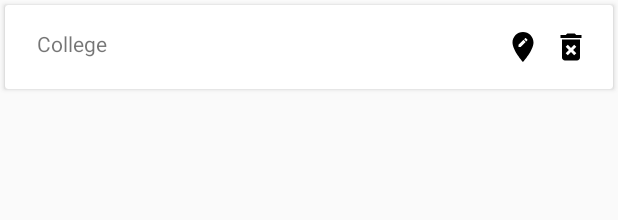
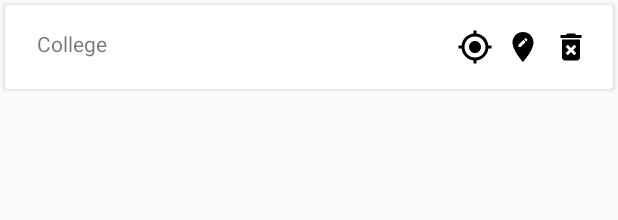
Before and after one commit to Anitastha/LocationAlertApplication, an Android app: the layout layout_lonlat.xml on its own in the app's theme, with its tools: preview values and no code run, on a phone screen of 412 x 824 dp. Shown: the top 220 px of the screen. Run offline under Robolectric (Android 15) with nearby library versions, the phone set to English and light mode, and no system bars.

Commit message:
update layout file

```diff
--- a/app/build.gradle
+++ b/app/build.gradle
@@ -26,7 +26,7 @@ dependencies {
     implementation 'com.google.android.gms:play-services-location:17.0.0'
     implementation 'com.android.support.constraint:constraint-layout:1.1.3'
     implementation 'com.android.support:design:28.0.0'
-    implementation 'com.android.support:cardview-v7:28.0.0'
+    implementation "androidx.cardview:cardview:1.0.0"
     implementation 'com.squareup.retrofit2:retrofit:2.5.0'
     implementation 'com.squareup.retrofit2:converter-gson:2.5.0'
     implementation 'com.google.code.gson:gson:2.8.5'
--- /dev/null
+++ b/app/src/main/res/drawable/ic_mylocation.xml
@@ -0,0 +1,9 @@
+<vector xmlns:android="http://schemas.android.com/apk/res/android"
+        android:width="24dp"
+        android:height="24dp"
+        android:viewportWidth="24.0"
+        android:viewportHeight="24.0">
+    <path
+        android:fillColor="#FF000000"
+        android:pathData="M12,8c-2.21,0 -4,1.79 -4,4s1.79,4 4,4 4,-1.79 4,-4 -1.79,-4 -4,-4zM20.94,11c-0.46,-4.17 -3.77,-7.48 -7.94,-7.94L13,1h-2v2.06C6.83,3.52 3.52,6.83 3.06,11L1,11v2h2.06c0.46,4.17 3.77,7.48 7.94,7.94L11,23h2v-2.06c4.17,-0.46 7.48,-3.77 7.94,-7.94L23,13v-2h-2.06zM12,19c-3.87,0 -7,-3.13 -7,-7s3.13,-7 7,-7 7,3.13 7,7 -3.13,7 -7,7z"/>
+</vector>
--- a/app/src/main/res/layout/layout_lonlat.xml
+++ b/app/src/main/res/layout/layout_lonlat.xml
@@ -1,5 +1,6 @@
 <?xml version="1.0" encoding="utf-8"?>
-<android.support.v7.widget.CardView xmlns:android="http://schemas.android.com/apk/res/android"
+<androidx.cardview.widget.CardView
+    xmlns:android="http://schemas.android.com/apk/res/android"
     android:layout_width="match_parent"
     android:layout_height="wrap_content"
     android:layout_margin="3dp"
@@ -26,6 +27,13 @@
             android:orientation="horizontal">
 
             <ImageView
+                android:id="@+id/iGmap"
+                android:layout_width="wrap_content"
+                android:layout_height="wrap_content"
+                android:paddingLeft="8dp"
+                android:src="@drawable/ic_mylocation" />
+
+            <ImageView
                 android:id="@+id/iEdit"
                 android:layout_width="wrap_content"
                 android:layout_height="wrap_content"
@@ -42,4 +50,4 @@
     </RelativeLayout>
 
 
-</android.support.v7.widget.CardView>
+</androidx.cardview.widget.CardView>
```
